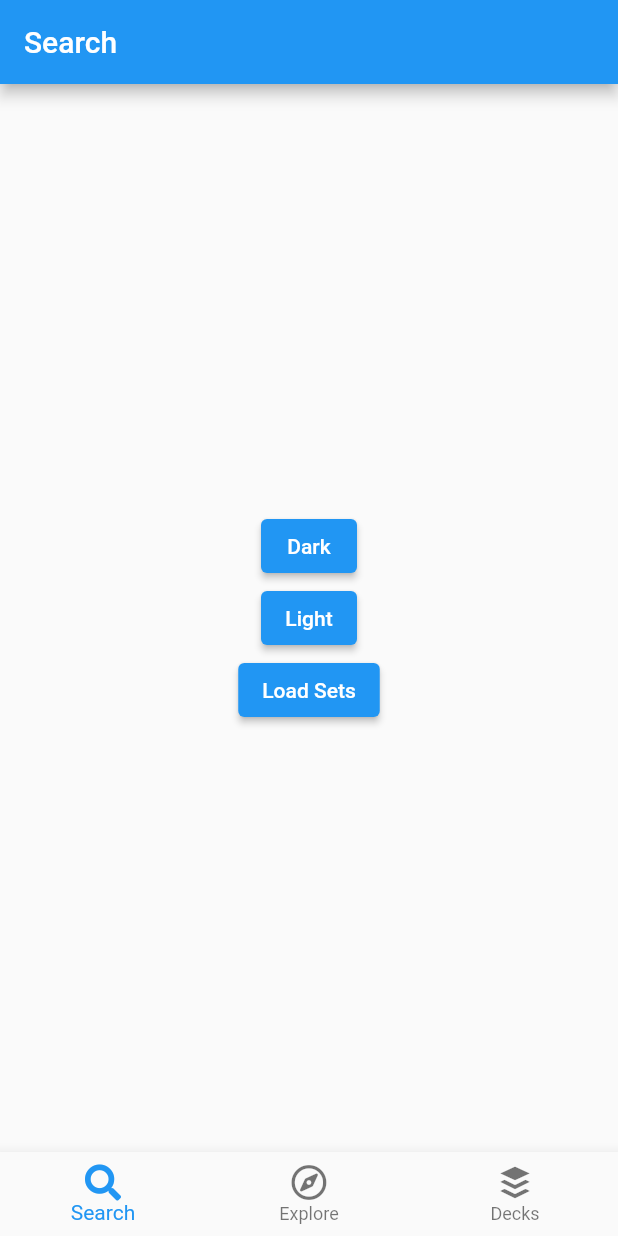
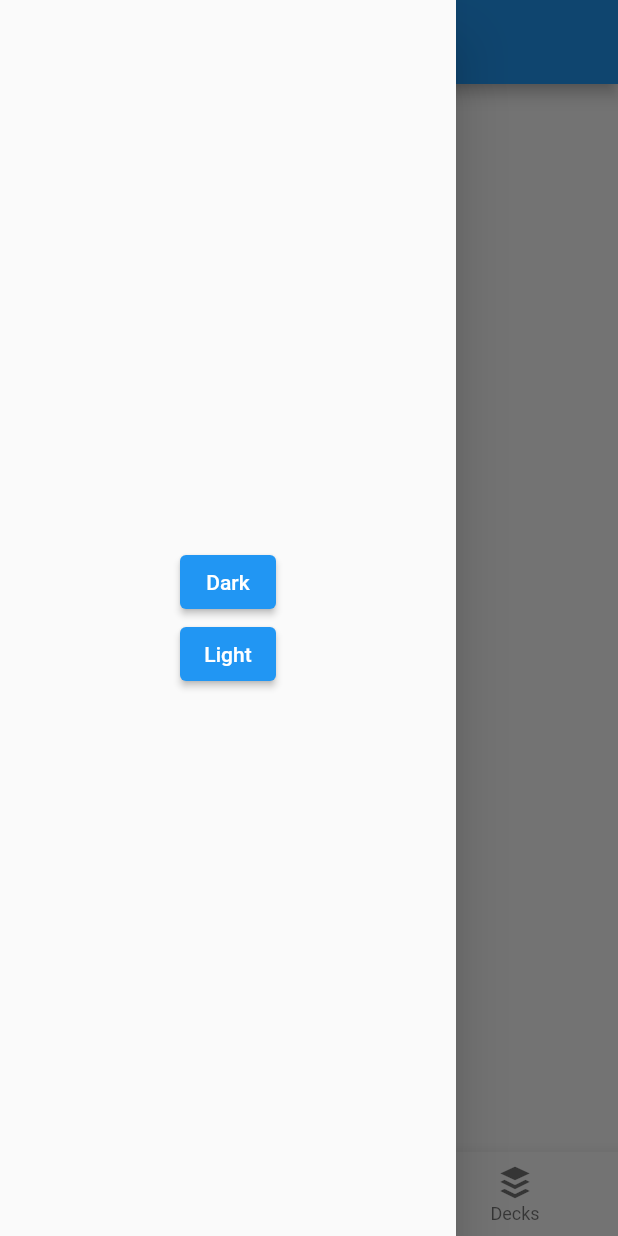
Before and after one commit to shlembo598/pokemon_deck_builder, a Flutter app: the screen it shows after launch, with the side drawer open (before the commit the screen has no drawer), on a phone screen of 412 x 824 dp. Run offline on Flutter 3.47's test engine with Material 2 defaults, Android fonts, the phone set to English and light mode, and no system bars; our stand-ins replace bloc, bloc_concurrency, dio, flutter_bloc, font_awesome_flutter, freezed_annotation and 1 more; network calls fail.

Commit message:
Sets list
- Added pagination to the list of sets
- Added refresh indicator to the list of sets
- Refactoring SetsBloc
- Minor edits

```diff
--- /dev/null
+++ b/lib/configuration/constants.dart
@@ -0,0 +1 @@
+const listSize = 10;
--- a/lib/data/blocs/blocs.dart
+++ b/lib/data/blocs/blocs.dart
@@ -1,2 +1,3 @@
+export 'card_bloc/card_bloc.dart';
 export 'sets_bloc/sets_bloc.dart';
 export 'theme_bloc/theme_bloc.dart';
--- a/lib/data/blocs/providers/bloc_providers.dart
+++ b/lib/data/blocs/providers/bloc_providers.dart
@@ -1,6 +1,5 @@
 import 'package:flutter_bloc/flutter_bloc.dart';
-import 'package:pokemon_deck_builder/data/blocs/card_bloc/card_bloc.dart';
-import 'package:pokemon_deck_builder/data/blocs/sets_bloc/sets_bloc.dart';
+import 'package:pokemon_deck_builder/data/blocs/blocs.dart';
 
 final List<BlocProvider> providersList = [
   BlocProvider<CardBloc>(
--- a/lib/data/blocs/sets_bloc/sets_bloc.dart
+++ b/lib/data/blocs/sets_bloc/sets_bloc.dart
@@ -2,8 +2,8 @@ import 'dart:async';
 import 'dart:developer';
 
 import 'package:bloc/bloc.dart';
-import 'package:bloc_concurrency/bloc_concurrency.dart';
 import 'package:freezed_annotation/freezed_annotation.dart';
+import 'package:pokemon_deck_builder/configuration/constants.dart';
 import 'package:pokemon_deck_builder/data/models/sets.dart';
 import 'package:pokemon_deck_builder/data/repositories/cards_repository.dart';
 
@@ -15,57 +15,64 @@ class SetsEvent with _$SetsEvent {
 
   const factory SetsEvent.initial() = InitialSetsEvent;
 
-  const factory SetsEvent.read() = ReadSetsEvent;
-
-  const factory SetsEvent.update() = UpdateSetsEvent;
-
-  const factory SetsEvent.delete() = DeleteSetsEvent;
+  const factory SetsEvent.fetch() = FetchSetsEvent;
 }
 
 @freezed
 class SetsState with _$SetsState {
   const SetsState._();
 
-  const factory SetsState.initial() = InitialSetsState;
-  const factory SetsState.loaded(final List<Datum> sets) = LoadedSetsState;
+  const factory SetsState.initial([
+    List<Datum>? sets,
+  ]) = InitialSetsState;
+
+  const factory SetsState.loaded([
+    List<Datum>? sets,
+    @Default(false) bool hasReachedMax,
+  ]) = LoadedSetsState;
+
+  const factory SetsState.error([
+    List<Datum>? sets,
+  ]) = ErrorSetsState;
 }
 
 class SetsBloc extends Bloc<SetsEvent, SetsState> {
   final CardsRepository cardsRepository = CardsRepository();
+
   SetsBloc() : super(const InitialSetsState()) {
-    on<InitialSetsEvent>(_initialize, transformer: sequential());
-    on<ReadSetsEvent>(_read, transformer: sequential());
-    on<UpdateSetsEvent>(_update, transformer: sequential());
-    on<DeleteSetsEvent>(_delete, transformer: sequential());
+    on<SetsEvent>((event, emit) => event.map(
+          initial: (event) => _initialize(event, emit),
+          fetch: (event) => _fetch(event, emit),
+        ));
   }
+
   FutureOr<void> _initialize(
     InitialSetsEvent event,
     Emitter<SetsState> emit,
   ) async {
-    emit(const SetsState.initial());
-  }
-
-  FutureOr<void> _read(ReadSetsEvent event, Emitter<SetsState> emit) async {
-    List<Datum> setList = <Datum>[];
     try {
       final result = await cardsRepository.getSets();
-      if (result?.statusCode == 200) {
-        setList = Sets.fromJson(result?.data).data.toList();
-      }
-      log('${setList.length}');
-      emit(SetsState.loaded(setList));
+      emit(SetsState.loaded(result, false));
     } catch (e) {
+      emit(const SetsState.error());
       log(e.toString());
     }
   }
 
-  FutureOr<void> _update(
-    UpdateSetsEvent event,
-    Emitter<SetsState> emit,
-  ) {}
-
-  FutureOr<void> _delete(
-    DeleteSetsEvent event,
-    Emitter<SetsState> emit,
-  ) {}
+  FutureOr<void> _fetch(FetchSetsEvent event, Emitter<SetsState> emit) async {
+    try {
+      int length = state.sets != null ? state.sets!.length : listSize;
+      int page = length ~/ listSize + 1;
+      final result = await cardsRepository.getSets(page);
+      result.isEmpty
+          ? emit(SetsState.loaded(state.sets, true))
+          : emit(SetsState.loaded(
+              [...?state.sets, ...result],
+              false,
+            ));
+    } catch (e) {
+      emit(const SetsState.error());
+      log(e.toString());
+    }
+  }
 }
--- a/lib/l10n/intl_en.arb
+++ b/lib/l10n/intl_en.arb
@@ -1,5 +1,7 @@
 {
   "search_screen_title" : "Search",
   "explore_screen_title" : "Explore",
-  "decks_screen_title" : "Decks"
+  "decks_screen_title" : "Decks",
+  "message_error" : "Something went wrong",
+  "message_noData" : "No data"
 }
--- a/lib/ui/screens/main_screen/main_screen.dart
+++ b/lib/ui/screens/main_screen/main_screen.dart
@@ -1,6 +1,10 @@
 import 'package:flutter/material.dart';
+import 'package:flutter_bloc/flutter_bloc.dart';
 import 'package:font_awesome_flutter/font_awesome_flutter.dart';
+import 'package:pokemon_deck_builder/data/blocs/theme_bloc/theme_bloc.dart';
 import 'package:pokemon_deck_builder/data/factories/screen_factory.dart';
+import 'package:pokemon_deck_builder/generated/l10n.dart';
+import 'package:pokemon_deck_builder/ui/theme/app_themes.dart';
 
 class MainScreen extends StatefulWidget {
   const MainScreen({Key? key}) : super(key: key);
@@ -23,6 +27,14 @@ class _MainScreenState extends State<MainScreen> {
   @override
   Widget build(BuildContext context) {
     return Scaffold(
+      appBar: AppBar(
+        title: Text(
+          _screenTitleText(
+            context,
+            _selectedTab,
+          ),
+        ),
+      ),
       body: IndexedStack(
         index: _selectedTab,
         children: [
@@ -33,19 +45,70 @@ class _MainScreenState extends State<MainScreen> {
       ),
       bottomNavigationBar: BottomNavigationBar(
         currentIndex: _selectedTab,
-        items: const [
+        items: [
           BottomNavigationBarItem(
-            icon: FaIcon(FontAwesomeIcons.search),
-            label: 'Search',
+            icon: const FaIcon(FontAwesomeIcons.search),
+            label: S.of(context).search_screen_title,
           ),
           BottomNavigationBarItem(
-            icon: FaIcon(FontAwesomeIcons.compass),
-            label: 'Explore',
+            icon: const FaIcon(FontAwesomeIcons.compass),
+            label: S.of(context).explore_screen_title,
           ),
           BottomNavigationBarItem(
-              icon: FaIcon(FontAwesomeIcons.buffer), label: 'Decks'),
+            icon: const FaIcon(FontAwesomeIcons.buffer),
+            label: S.of(context).decks_screen_title,
+          ),
         ],
         onTap: onSelectTab,
+      ),
+      drawer: const _CustomDrawerWidget(),
+    );
+  }
+}
+
+String _screenTitleText(BuildContext context, int index) {
+  String title = '';
+  switch (index) {
+    case 0:
+      title = S.of(context).search_screen_title;
+      break;
+    case 1:
+      title = S.of(context).explore_screen_title;
+      break;
+    case 2:
+      title = S.of(context).decks_screen_title;
+      break;
+  }
+
+  return title;
+}
+
+class _CustomDrawerWidget extends StatelessWidget {
+  const _CustomDrawerWidget({
+    Key? key,
+  }) : super(key: key);
+
+  @override
+  Widget build(BuildContext context) {
+    return Drawer(
+      child: Center(
+        child: Column(
+          mainAxisSize: MainAxisSize.min,
+          children: [
+            ElevatedButton(
+              onPressed: () {
+                context.read<ThemeBloc>().add(ThemeEvent.change(appThemeDark));
+              },
+              child: const Text('Dark'),
+            ),
+            ElevatedButton(
+              onPressed: () {
+                context.read<ThemeBloc>().add(ThemeEvent.change(appThemeLight));
+              },
+              child: const Text('Light'),
+            ),
+          ],
+        ),
       ),
     );
   }
--- a/lib/ui/screens/search_screen/search_screen.dart
+++ b/lib/ui/screens/search_screen/search_screen.dart
@@ -1,10 +1,6 @@
 import 'dart:developer';
 
 import 'package:flutter/material.dart';
-import 'package:flutter_bloc/flutter_bloc.dart';
-import 'package:pokemon_deck_builder/data/blocs/blocs.dart';
-import 'package:pokemon_deck_builder/generated/l10n.dart';
-import 'package:pokemon_deck_builder/ui/theme/app_themes.dart';
 
 class SearchScreen extends StatelessWidget {
   const SearchScreen({Key? key}) : super(key: key);
@@ -13,34 +9,9 @@ class SearchScreen extends StatelessWidget {
   Widget build(BuildContext context) {
     log('Search screen rebuild');
 
-    return Scaffold(
-      appBar: AppBar(
-        title: Text(S.of(context).search_screen_title),
-      ),
+    return const Scaffold(
       body: Center(
-        child: Column(
-          mainAxisSize: MainAxisSize.min,
-          children: [
-            ElevatedButton(
-              onPressed: () {
-                context.read<ThemeBloc>().add(ThemeEvent.change(appThemeDark));
-              },
-              child: const Text('Dark'),
-            ),
-            ElevatedButton(
-              onPressed: () {
-                context.read<ThemeBloc>().add(ThemeEvent.change(appThemeLight));
-              },
-              child: const Text('Light'),
-            ),
-            ElevatedButton(
-              onPressed: () {
-                context.read<SetsBloc>().add(const SetsEvent.read());
-              },
-              child: const Text('Load Sets'),
-            ),
-          ],
-        ),
+        child: Text('Search screen'),
       ),
     );
   }
```
Also changed, not shown: lib/data/repositories/cards_repository.dart (+13 -5 lines), lib/ui/screens/decks_screen/decks_screen.dart (+3 -4 lines), lib/ui/screens/explore_screen/explore_screen.dart (+108 -11 lines), lib/data/blocs/sets_bloc/sets_bloc.freezed.dart, lib/generated/intl/messages_en.dart, lib/generated/l10n.dart.
